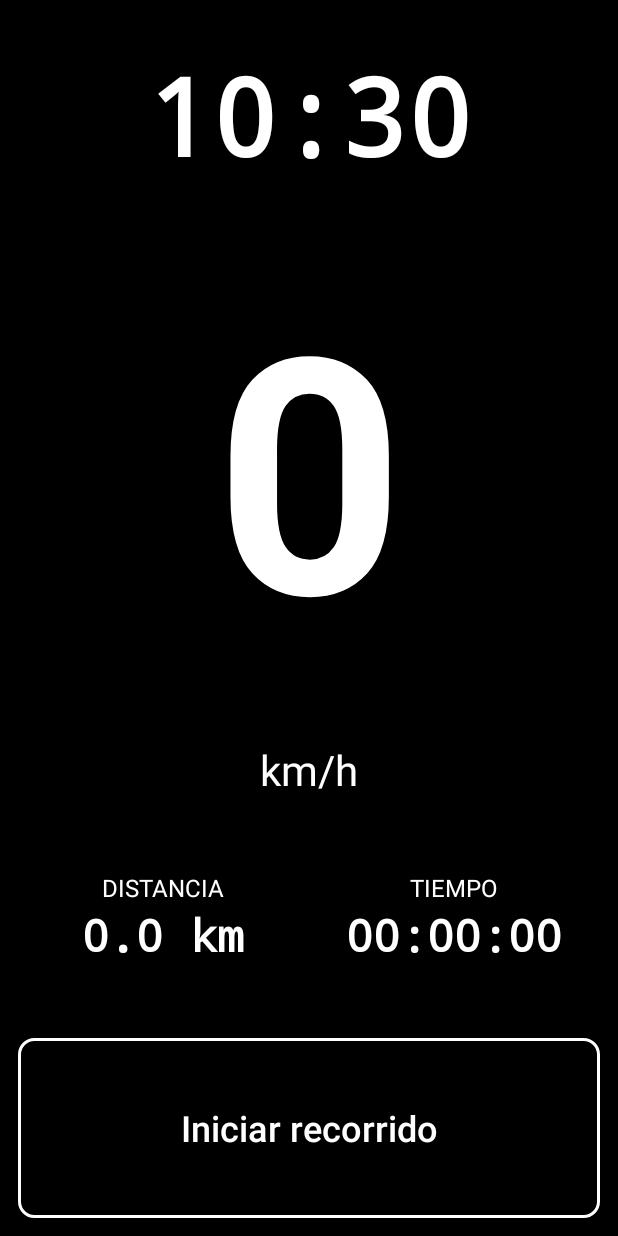
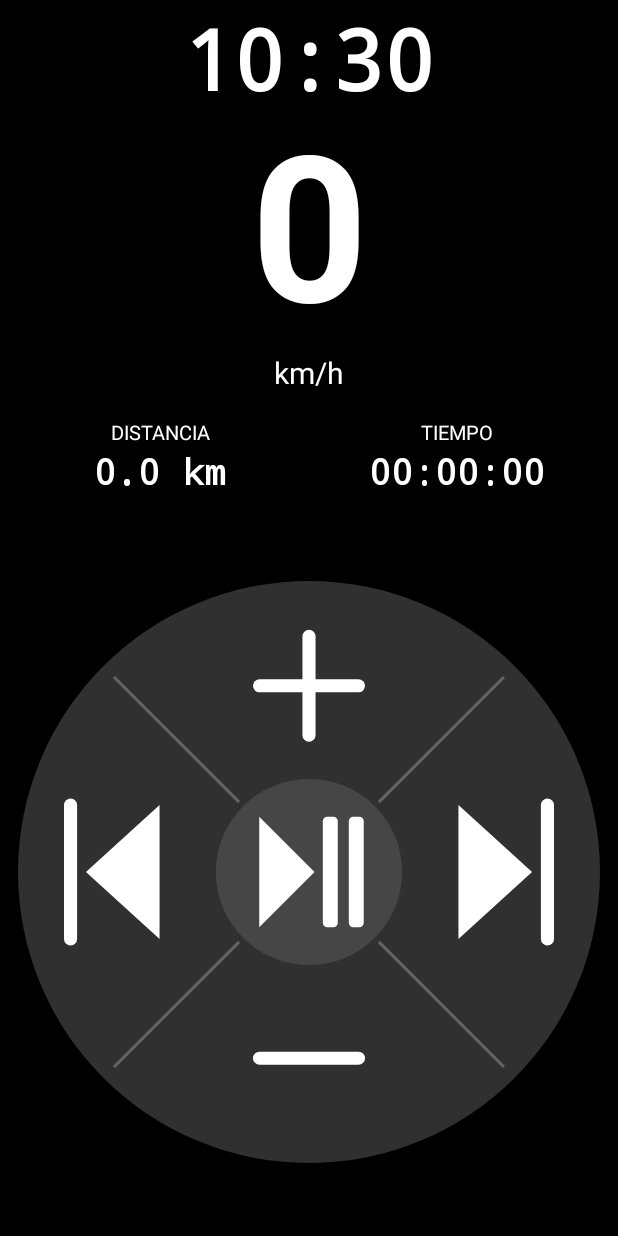
Before and after one commit to KYNOVA-asd/Rodada-pedal, an Android app: the screen it shows after launch (MainActivity), on a phone screen of 412 x 824 dp. Run offline under Robolectric (Android 15) with nearby library versions, the phone set to English and light mode, and no system bars.

Commit message:
Agregar rueda táctil para controlar música

```diff
--- a/app/src/main/AndroidManifest.xml
+++ b/app/src/main/AndroidManifest.xml
@@ -5,6 +5,7 @@
     <uses-permission android:name="android.permission.POST_NOTIFICATIONS" />
     <uses-permission android:name="android.permission.FOREGROUND_SERVICE" />
     <uses-permission android:name="android.permission.FOREGROUND_SERVICE_LOCATION" />
+    <uses-permission android:name="android.permission.VIBRATE" />
 
     <application
         android:label="@string/app_name"
--- a/app/src/main/java/com/rodada/app/MainActivity.kt
+++ b/app/src/main/java/com/rodada/app/MainActivity.kt
@@ -7,11 +7,16 @@ import android.content.Intent
 import android.content.pm.PackageManager
 import android.graphics.Color
 import android.location.LocationManager
+import android.media.AudioManager
 import android.os.Bundle
 import android.os.Handler
 import android.os.Looper
+import android.os.SystemClock
+import android.os.VibrationEffect
+import android.os.Vibrator
+import android.view.KeyEvent
 import android.view.WindowManager
-import android.widget.Button
+import android.widget.LinearLayout
 import android.widget.TextView
 import android.widget.Toast
 import java.time.LocalTime
@@ -25,7 +30,8 @@ class MainActivity : Activity() {
     private lateinit var speedUnit: TextView
     private lateinit var distance: TextView
     private lateinit var elapsed: TextView
-    private lateinit var rideButton: Button
+    private lateinit var audioManager: AudioManager
+    private lateinit var vibrator: Vibrator
 
     private val updateScreen = object : Runnable {
         override fun run() {
@@ -44,17 +50,13 @@ class MainActivity : Activity() {
         speedUnit = findViewById(R.id.speed_unit)
         distance = findViewById(R.id.distance)
         elapsed = findViewById(R.id.elapsed)
-        rideButton = findViewById(R.id.ride_button)
-        rideButton.setOnClickListener {
-            if (RideState.running) {
-                stopService(Intent(this, RideService::class.java))
-                render()
-            } else if (hasRequiredPermissions()) {
-                startRide()
-            } else {
-                explainPermissions()
-            }
+        audioManager = getSystemService(AudioManager::class.java)
+        vibrator = getSystemService(Vibrator::class.java)
+        findViewById<LinearLayout>(R.id.info_panel).setOnLongClickListener {
+            toggleRide()
+            true
         }
+        findViewById<MusicWheelView>(R.id.music_wheel).onControl = ::handleMusicControl
     }
 
     override fun onResume() {
@@ -80,12 +82,45 @@ class MainActivity : Activity() {
         distance.text = getString(R.string.distance_value, RideState.distanceMeters / 1000f)
         val seconds = RideState.elapsedSeconds()
         elapsed.text = getString(R.string.elapsed_value, seconds / 3600, (seconds / 60) % 60, seconds % 60)
-        rideButton.setText(if (RideState.running) R.string.stop_ride else R.string.start_ride)
         if (RideState.running) {
             window.addFlags(WindowManager.LayoutParams.FLAG_KEEP_SCREEN_ON)
         } else {
             window.clearFlags(WindowManager.LayoutParams.FLAG_KEEP_SCREEN_ON)
         }
+    }
+
+    private fun toggleRide() {
+        if (RideState.running) {
+            stopService(Intent(this, RideService::class.java))
+            render()
+        } else if (hasRequiredPermissions()) {
+            startRide()
+        } else {
+            explainPermissions()
+        }
+    }
+
+    private fun handleMusicControl(zone: MusicWheelView.Zone) {
+        when (zone) {
+            MusicWheelView.Zone.UP ->
+                audioManager.adjustStreamVolume(AudioManager.STREAM_MUSIC, AudioManager.ADJUST_RAISE, 0)
+            MusicWheelView.Zone.DOWN ->
+                audioManager.adjustStreamVolume(AudioManager.STREAM_MUSIC, AudioManager.ADJUST_LOWER, 0)
+            MusicWheelView.Zone.PREVIOUS -> sendMediaKey(KeyEvent.KEYCODE_MEDIA_PREVIOUS)
+            MusicWheelView.Zone.NEXT -> sendMediaKey(KeyEvent.KEYCODE_MEDIA_NEXT)
+            MusicWheelView.Zone.CENTER -> sendMediaKey(KeyEvent.KEYCODE_MEDIA_PLAY_PAUSE)
+        }
+        if (vibrator.hasVibrator()) {
+            vibrator.vibrate(VibrationEffect.createOneShot(30L, VibrationEffect.DEFAULT_AMPLITUDE))
+        }
+    }
+
+    private fun sendMediaKey(keyCode: Int) {
+        val downTime = SystemClock.uptimeMillis()
+        audioManager.dispatchMediaKeyEvent(KeyEvent(downTime, downTime, KeyEvent.ACTION_DOWN, keyCode, 0))
+        audioManager.dispatchMediaKeyEvent(
+            KeyEvent(downTime, SystemClock.uptimeMillis(), KeyEvent.ACTION_UP, keyCode, 0)
+        )
     }
 
     private fun hasRequiredPermissions(): Boolean =
--- /dev/null
+++ b/app/src/main/java/com/rodada/app/MusicWheelView.kt
@@ -0,0 +1,166 @@
+package com.rodada.app
+
+import android.content.Context
+import android.graphics.Canvas
+import android.graphics.Color
+import android.graphics.Paint
+import android.graphics.Path
+import android.view.MotionEvent
+import android.view.View
+import kotlin.math.min
+
+/** Cinco destinos grandes; cada toque se asigna al centro más cercano. */
+class MusicWheelView(context: Context, attrs: android.util.AttributeSet?) : View(context, attrs) {
+    enum class Zone { UP, DOWN, PREVIOUS, NEXT, CENTER }
+
+    var onControl: ((Zone) -> Unit)? = null
+    private var pressedZone: Zone? = null
+    private var clickZone: Zone? = null
+
+    private val wheelPaint = Paint(Paint.ANTI_ALIAS_FLAG).apply { color = Color.rgb(48, 48, 48) }
+    private val centerPaint = Paint(Paint.ANTI_ALIAS_FLAG).apply { color = Color.rgb(70, 70, 70) }
+    private val dividerPaint = Paint(Paint.ANTI_ALIAS_FLAG).apply {
+        color = Color.rgb(100, 100, 100)
+        strokeWidth = 2f * resources.displayMetrics.density
+    }
+    private val pressedPaint = Paint(Paint.ANTI_ALIAS_FLAG).apply { color = Color.rgb(100, 100, 100) }
+    private val symbolPaint = Paint(Paint.ANTI_ALIAS_FLAG).apply {
+        color = Color.WHITE
+        style = Paint.Style.STROKE
+        strokeCap = Paint.Cap.ROUND
+        strokeJoin = Paint.Join.ROUND
+    }
+    private val fillPaint = Paint(Paint.ANTI_ALIAS_FLAG).apply { color = Color.WHITE }
+
+    override fun onDraw(canvas: Canvas) {
+        super.onDraw(canvas)
+        val cx = width / 2f
+        val cy = height / 2f
+        val radius = wheelRadius()
+        if (radius <= 0f) return
+
+        canvas.drawCircle(cx, cy, radius, wheelPaint)
+        for (horizontal in listOf(-1f, 1f)) {
+            for (vertical in listOf(-1f, 1f)) {
+                canvas.drawLine(
+                    cx + horizontal * radius * 0.24f,
+                    cy + vertical * radius * 0.24f,
+                    cx + horizontal * radius * 0.67f,
+                    cy + vertical * radius * 0.67f,
+                    dividerPaint
+                )
+            }
+        }
+        canvas.drawCircle(cx, cy, radius * 0.32f, centerPaint)
+
+        pressedZone?.let { zone ->
+            val (x, y) = zoneCenter(zone, cx, cy, radius)
+            canvas.drawCircle(x, y, radius * 0.27f, pressedPaint)
+        }
+
+        symbolPaint.strokeWidth = radius * 0.045f
+        val arm = radius * 0.17f
+        val topY = cy - radius * 0.64f
+        val bottomY = cy + radius * 0.64f
+        canvas.drawLine(cx - arm, topY, cx + arm, topY, symbolPaint)
+        canvas.drawLine(cx, topY - arm, cx, topY + arm, symbolPaint)
+        canvas.drawLine(cx - arm, bottomY, cx + arm, bottomY, symbolPaint)
+
+        drawTrack(canvas, cx - radius * 0.64f, cy, radius * 0.23f, previous = true)
+        drawTrack(canvas, cx + radius * 0.64f, cy, radius * 0.23f, previous = false)
+        drawPlayPause(canvas, cx, cy, radius * 0.19f)
+    }
+
+    private fun drawTrack(canvas: Canvas, x: Float, y: Float, size: Float, previous: Boolean) {
+        val direction = if (previous) -1f else 1f
+        val barX = x + direction * size * 0.78f
+        canvas.drawLine(barX, y - size, barX, y + size, symbolPaint)
+        val triangle = Path().apply {
+            moveTo(x + direction * size * 0.55f, y)
+            lineTo(x - direction * size * 0.55f, y - size)
+            lineTo(x - direction * size * 0.55f, y + size)
+            close()
+        }
+        canvas.drawPath(triangle, fillPaint)
+    }
+
+    private fun drawPlayPause(canvas: Canvas, x: Float, y: Float, size: Float) {
+        val triangle = Path().apply {
+            moveTo(x - size * 0.9f, y - size)
+            lineTo(x + size * 0.1f, y)
+            lineTo(x - size * 0.9f, y + size)
+            close()
+        }
+        canvas.drawPath(triangle, fillPaint)
+        canvas.drawRoundRect(x + size * 0.25f, y - size, x + size * 0.52f, y + size, size * 0.08f, size * 0.08f, fillPaint)
+        canvas.drawRoundRect(x + size * 0.72f, y - size, x + size * 0.99f, y + size, size * 0.08f, size * 0.08f, fillPaint)
+    }
+
+    override fun onTouchEvent(event: MotionEvent): Boolean {
+        val cx = width / 2f
+        val cy = height / 2f
+        val radius = wheelRadius()
+        val dx = event.x - cx
+        val dy = event.y - cy
+        val inside = dx * dx + dy * dy <= radius * radius
+        when (event.actionMasked) {
+            MotionEvent.ACTION_DOWN -> {
+                if (!inside) return false
+                pressedZone = nearestZone(event.x, event.y, cx, cy, radius)
+                invalidate()
+                return true
+            }
+            MotionEvent.ACTION_MOVE -> {
+                pressedZone = if (inside) nearestZone(event.x, event.y, cx, cy, radius) else null
+                invalidate()
+                return true
+            }
+            MotionEvent.ACTION_UP -> {
+                clickZone = if (inside) nearestZone(event.x, event.y, cx, cy, radius) else null
+                pressedZone = null
+                invalidate()
+                if (clickZone != null) performClick()
+                return true
+            }
+            MotionEvent.ACTION_CANCEL -> {
+                pressedZone = null
+                invalidate()
+                return true
+            }
+        }
+        return false
+    }
+
+    override fun performClick(): Boolean {
+        super.performClick()
+        onControl?.invoke(clickZone ?: Zone.CENTER)
+        clickZone = null
+        return true
+    }
+
+    private fun nearestZone(x: Float, y: Float, cx: Float, cy: Float, radius: Float): Zone {
+        var nearest = Zone.CENTER
+        var bestDistance = Float.MAX_VALUE
+        for (zone in Zone.entries) {
+            val (zoneX, zoneY) = zoneCenter(zone, cx, cy, radius)
+            val dx = x - zoneX
+            val dy = y - zoneY
+            val distance = dx * dx + dy * dy
+            if (distance < bestDistance) {
+                nearest = zone
+                bestDistance = distance
+            }
+        }
+        return nearest
+    }
+
+    private fun zoneCenter(zone: Zone, cx: Float, cy: Float, radius: Float): Pair<Float, Float> = when (zone) {
+        Zone.UP -> cx to cy - radius * 0.64f
+        Zone.DOWN -> cx to cy + radius * 0.64f
+        Zone.PREVIOUS -> cx - radius * 0.64f to cy
+        Zone.NEXT -> cx + radius * 0.64f to cy
+        Zone.CENTER -> cx to cy
+    }
+
+    private fun wheelRadius(): Float = min(width, height) / 2f - 4f * resources.displayMetrics.density
+}
--- a/app/src/main/res/layout/activity_main.xml
+++ b/app/src/main/res/layout/activity_main.xml
@@ -4,15 +4,23 @@
     android:layout_height="match_parent"
     android:background="#000000"
     android:orientation="vertical"
-    android:padding="12dp">
+    android:padding="8dp">
+
+    <LinearLayout
+        android:id="@+id/info_panel"
+        android:layout_width="match_parent"
+        android:layout_height="0dp"
+        android:layout_weight="0.42"
+        android:contentDescription="@string/ride_long_press_hint"
+        android:orientation="vertical">
 
         <TextView
             android:id="@+id/clock"
             android:layout_width="match_parent"
             android:layout_height="0dp"
-        android:layout_weight="0.17"
-        android:autoSizeMaxTextSize="72sp"
-        android:autoSizeMinTextSize="40sp"
+            android:layout_weight="0.20"
+            android:autoSizeMaxTextSize="56sp"
+            android:autoSizeMinTextSize="28sp"
             android:autoSizeStepGranularity="2sp"
             android:autoSizeTextType="uniform"
             android:fontFamily="monospace"
@@ -25,7 +33,7 @@
         <LinearLayout
             android:layout_width="match_parent"
             android:layout_height="0dp"
-        android:layout_weight="0.48"
+            android:layout_weight="0.55"
             android:orientation="vertical">
 
             <TextView
@@ -33,8 +41,8 @@
                 android:layout_width="match_parent"
                 android:layout_height="0dp"
                 android:layout_weight="1"
-            android:autoSizeMaxTextSize="220sp"
-            android:autoSizeMinTextSize="44sp"
+                android:autoSizeMaxTextSize="180sp"
+                android:autoSizeMinTextSize="40sp"
                 android:autoSizeStepGranularity="2sp"
                 android:autoSizeTextType="uniform"
                 android:fontFamily="sans"
@@ -51,13 +59,13 @@
                 android:gravity="center"
                 android:text="@string/speed_unit"
                 android:textColor="#FFFFFF"
-            android:textSize="28sp" />
+                android:textSize="20sp" />
         </LinearLayout>
 
         <LinearLayout
             android:layout_width="match_parent"
             android:layout_height="0dp"
-        android:layout_weight="0.20"
+            android:layout_weight="0.25"
             android:gravity="center_vertical"
             android:orientation="horizontal">
 
@@ -73,7 +81,7 @@
                     android:gravity="center"
                     android:text="@string/distance_label"
                     android:textColor="#FFFFFF"
-                android:textSize="16sp" />
+                    android:textSize="13sp" />
 
                 <TextView
                     android:id="@+id/distance"
@@ -82,7 +90,7 @@
                     android:fontFamily="monospace"
                     android:gravity="center"
                     android:textColor="#FFFFFF"
-                android:textSize="30sp"
+                    android:textSize="24sp"
                     android:textStyle="bold" />
             </LinearLayout>
 
@@ -98,7 +106,7 @@
                     android:gravity="center"
                     android:text="@string/elapsed_label"
                     android:textColor="#FFFFFF"
-                android:textSize="16sp" />
+                    android:textSize="13sp" />
 
                 <TextView
                     android:id="@+id/elapsed"
@@ -107,19 +115,16 @@
                     android:fontFamily="monospace"
                     android:gravity="center"
                     android:textColor="#FFFFFF"
-                android:textSize="30sp"
+                    android:textSize="24sp"
                     android:textStyle="bold" />
             </LinearLayout>
         </LinearLayout>
+    </LinearLayout>
 
-    <Button
-        android:id="@+id/ride_button"
+    <com.rodada.app.MusicWheelView
+        android:id="@+id/music_wheel"
         android:layout_width="match_parent"
         android:layout_height="0dp"
-        android:layout_weight="0.15"
-        android:background="@drawable/button_outline"
-        android:text="@string/start_ride"
-        android:textAllCaps="false"
-        android:textColor="#FFFFFF"
-        android:textSize="24sp" />
+        android:layout_weight="0.58"
+        android:contentDescription="@string/music_wheel_description" />
 </LinearLayout>
--- a/app/src/main/res/values/strings.xml
+++ b/app/src/main/res/values/strings.xml
@@ -18,4 +18,6 @@
     <string name="elapsed_value">%1$02d:%2$02d:%3$02d</string>
     <string name="ride_notification_title">Rodada: recorrido en curso</string>
     <string name="ride_notification_text">Midiendo velocidad y distancia con GPS</string>
+    <string name="ride_long_press_hint">Mantén pulsada esta mitad para iniciar o detener el recorrido</string>
+    <string name="music_wheel_description">Rueda de música: arriba sube volumen, abajo baja, izquierda anterior, derecha siguiente y centro reproduce o pausa</string>
 </resources>
```
Lines whose indentation alone changed are shown as unchanged.
